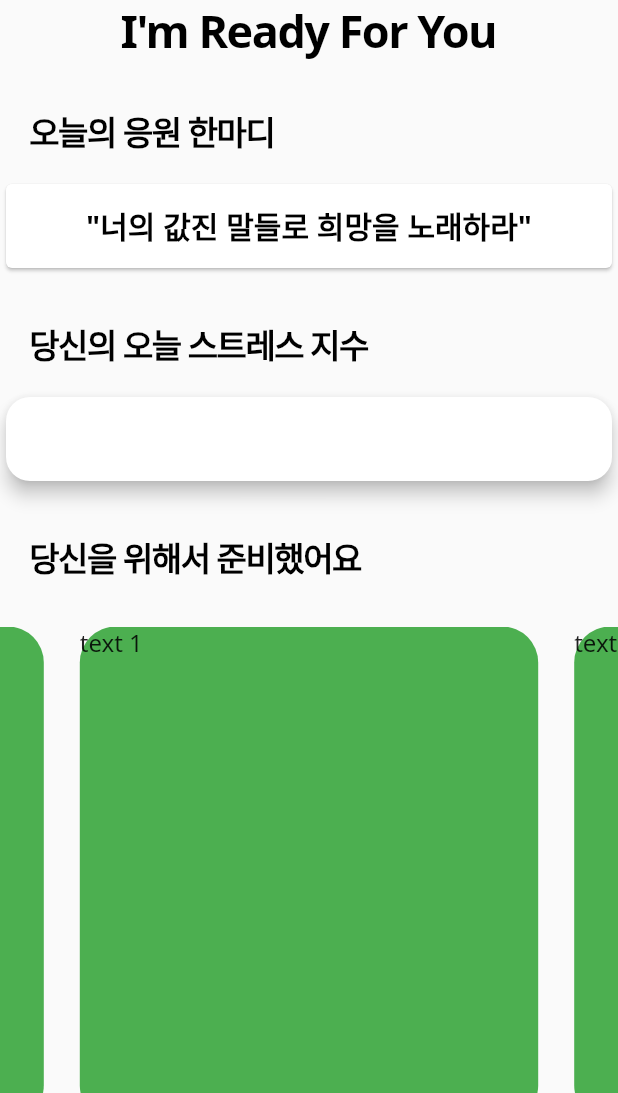
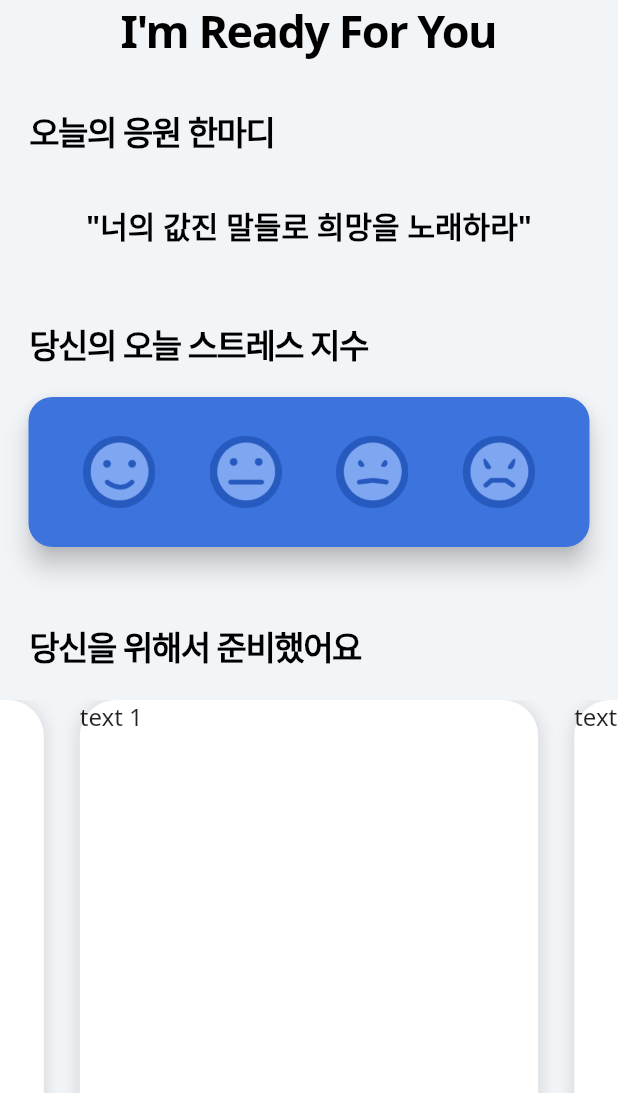
Before and after one commit to minsung521/IRFY, a Flutter app: the screen it shows after launch, on a phone screen of 412 x 824 dp, the part 143-1236 px from its top. Run offline on Flutter 3.47's test engine with Material 2 defaults, Android fonts, the phone set to English and light mode, and no system bars; drawn by our look-alikes of carousel_slider.

Commit message:
iconbtn added

```diff
--- a/lib/main.dart
+++ b/lib/main.dart
@@ -10,11 +10,11 @@ class MyApp extends StatelessWidget {
   Widget build(BuildContext context) {
     return MaterialApp(
       theme: ThemeData(
+        scaffoldBackgroundColor: const Color(0xffF2F5F8),
         primarySwatch: Colors.blue,
         fontFamily: 'NotoSans',
         ),
       debugShowCheckedModeBanner: false,
-      title: "IRFY",
       home: MyHome(),
     );
   }
--- a/lib/myhome.dart
+++ b/lib/myhome.dart
@@ -8,7 +8,8 @@ class MyHome extends StatefulWidget {
 
 class _HomeState extends State<MyHome> {
   String saying = "너의 값진 말들로 희망을 노래하라";
-
+  num _current = 0;
+  final mTitleSize = 22.0;
   @override
   Widget build(BuildContext context) {
     return Scaffold(
@@ -52,9 +53,7 @@ class _HomeState extends State<MyHome> {
             // centerTitle: true,
             // shadowColor: const Color(0xffD5E7FF),
             // elevation: 1,
-          decoration: BoxDecoration(
-
-          ),
+            decoration: BoxDecoration(),
             child: Column(
               children: [
                 SizedBox(
@@ -62,7 +61,7 @@ class _HomeState extends State<MyHome> {
                 ),
                 Text(
                   "IRFY",
-                style:  TextStyle(
+                  style: TextStyle(
                     color: const Color(0xff265ABF),
                     fontWeight: FontWeight.bold,
                     fontSize: 55,
@@ -70,7 +69,7 @@ class _HomeState extends State<MyHome> {
                 ),
                 Text(
                   "I'm Ready For You",
-                style:  TextStyle(
+                  style: TextStyle(
                     color: Colors.black,
                     fontWeight: FontWeight.bold,
                     fontSize: 30,
@@ -83,17 +82,16 @@ class _HomeState extends State<MyHome> {
           Padding(
             padding: const EdgeInsets.fromLTRB(20, 30, 0, 15),
             child: Text('오늘의 응원 한마디',
-            style : TextStyle(
+                style: TextStyle(
                   color: Colors.black,
-                  fontSize: 22,
+                  fontSize: mTitleSize,
                   letterSpacing: -1,
                   fontWeight: FontWeight.bold,
-              )
-            ),
+                )),
           ),
           Card(
-
             child: ListTile(
+              tileColor: const Color(0xffF2F5F8),
               title: Text(
                 '"$saying"',
                 style: TextStyle(
@@ -104,45 +102,81 @@ class _HomeState extends State<MyHome> {
                 textAlign: TextAlign.center,
               ),
             ),
+            elevation: 0.0,
           ),
           Padding(
-            padding: const EdgeInsets.fromLTRB(20, 30, 0, 15),
-            child: Text('당신의 오늘 스트레스 지수',
+            padding: const EdgeInsets.fromLTRB(20, 30, 0, 0),
+            child: Text(
+              '당신의 오늘 스트레스 지수',
               style: TextStyle(
                 color: Colors.black,
-                  fontSize: 22,
+                fontSize: mTitleSize,
                 letterSpacing: -1,
                 fontWeight: FontWeight.bold,
               ),
-
             ),
           ),
-          Card(
+          Padding(
+            padding: const EdgeInsets.all(15.0),
+            child: Card(
               shape: RoundedRectangleBorder(
                 borderRadius: BorderRadius.circular(16.0),
               ),
-            elevation: 5,
-            child: ListTile(
-
+              color: const Color(0xff3D73DD),
+              elevation: 7,
+              child: Container(
+                height: 100,
+                child: Row(
+                  mainAxisAlignment: MainAxisAlignment.spaceEvenly,
+                  children: [
+                    IconButton(
+                      padding: EdgeInsets.all(0.0),
+                      icon: Image.asset('assets/표정1@3x.png'),
+                      onPressed: () {},
+                    ),
+                    IconButton(
+                      padding: EdgeInsets.all(0.0),
+                      icon: Image.asset('assets/표정2@3x.png'),
+                      onPressed: () {},
+                    ),
+                    IconButton(
+                      padding: EdgeInsets.all(0.0),
+                      icon: Image.asset('assets/표정3@3x.png'),
+                      onPressed: () {},
+                    ),
+                    IconButton(
+                      padding: EdgeInsets.all(0.0),
+                      icon: Image.asset('assets/표정4@3x.png'),
+                      onPressed: () {},
+                    ),
+                  ],
+                ),
+              ),
             ),
           ),
           Padding(
-            padding: const EdgeInsets.fromLTRB(20, 30, 0, 30),
+            padding: const EdgeInsets.fromLTRB(20, 30, 0, 20),
             child: Text('당신을 위해서 준비했어요',
-            style : TextStyle(
+                style: TextStyle(
                   color: Colors.black,
-                  fontSize: 22,
+                  fontSize: mTitleSize,
                   letterSpacing: -1,
                   fontWeight: FontWeight.bold,
-              )
-            ),
+                )),
           ),
           CarouselSlider(
-              options: CarouselOptions(height: 330.0),
-              items: [1,2,3].map((i) {
+            options: CarouselOptions(height:330),
+            // onPageChanged : (i){
+            //   setState(() {
+            //     _current = i;
+            //   });
+            // },
+
+            items: [1, 2, 3].map((i) {
               return Builder(
                 builder: (BuildContext context) {
                   return Container(
+                      // height: 300,
                       width: MediaQuery.of(context).size.width,
                       margin: EdgeInsets.symmetric(horizontal: 12.0),
                       decoration: BoxDecoration(
@@ -152,19 +186,28 @@ class _HomeState extends State<MyHome> {
                           topLeft: const Radius.circular(24),
                           topRight: const Radius.circular(24),
                         ),
-                        boxShadow :[
+                        color: const Color(0xffFFFFFF),
+                        boxShadow: [
                           BoxShadow(
-                            color: Colors.green,
-                            blurRadius: 0.0,
+                            color: Colors.grey.withOpacity(0.3),
+                            spreadRadius: 2,
+                            blurRadius: 8,
+                            offset: Offset(0, 3),
                           )
                         ],
                       ),
-                      child: Text('text $i', style: TextStyle(fontSize: 16.0),)
+                      child: Text(
+                        'text $i',
+                        style: TextStyle(fontSize: 16.0),
+                      ),
                     );
                 },
               );
             }).toList(),
-            )
+          ),
+          SizedBox(
+            height: 30,
+          ),
         ],
       ),
     );
```
Also changed, not shown: assets/표정1.png (added), assets/표정1.svg (added), assets/표정1@2x.png (added), assets/표정1@3x.png (added), assets/표정2.png (added), assets/표정2.svg (added), assets/표정2@2x.png (added), assets/표정2@3x.png (added), assets/표정3.png (added), assets/표정3.svg (added), assets/표정3@2x.png (added), assets/표정3@3x.png (added), assets/표정4.png (added), assets/표정4.svg (added), 2 more files. Lines whose indentation alone changed are shown as unchanged.
